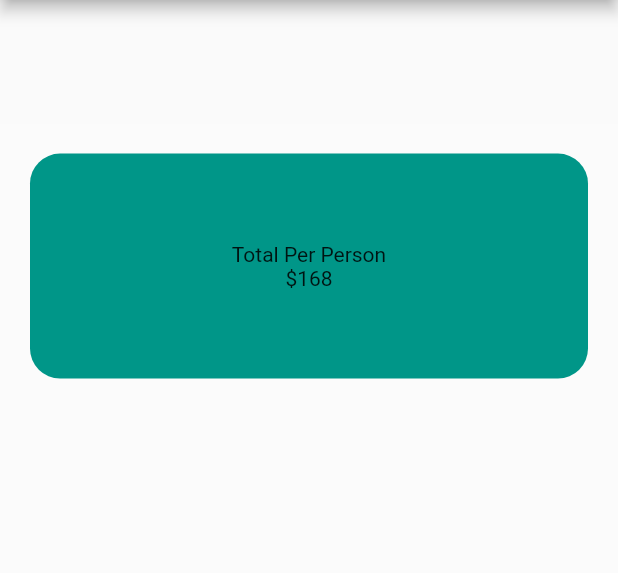
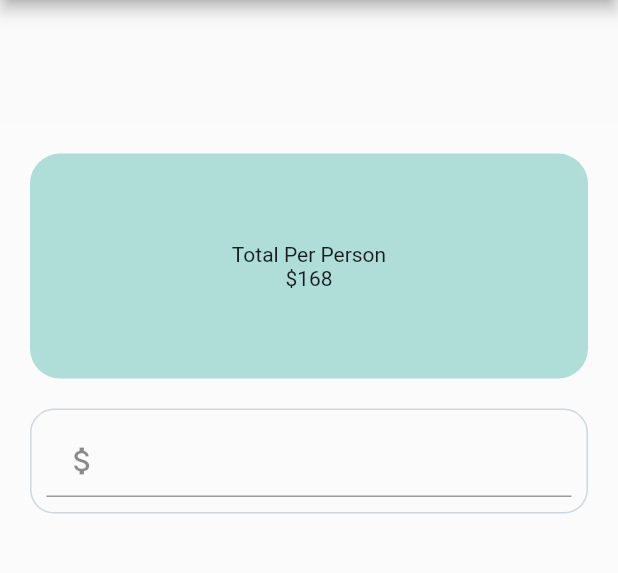
Before and after one commit to FahimMuntashir/tip-calculator, a Flutter app: the screen it shows after launch, on a phone screen of 412 x 824 dp, the part 84-657 px from its top. Run offline on Flutter 3.47's test engine with Material 2 defaults, Android fonts, the phone set to English and light mode, and no system bars.

Commit message:
add textField

```diff
--- a/lib/main.dart
+++ b/lib/main.dart
@@ -1,3 +1,4 @@
+import 'package:flutter/cupertino.dart';
 import 'package:flutter/material.dart';
 
 void main() => runApp(MyApp());
@@ -29,7 +30,7 @@ class _TipCalculatorState extends State<TipCalculator> {
         centerTitle: true,
       ),
       body: Container(
-        margin: EdgeInsets.only(top: MediaQuery.of(context).size.height*.1),
+        margin: EdgeInsets.only(top: MediaQuery.of(context).size.height * .1),
         color: Colors.white10,
         alignment: Alignment.center,
         child: ListView(
@@ -37,25 +38,57 @@ class _TipCalculatorState extends State<TipCalculator> {
           padding: EdgeInsets.all(20.0),
           children: <Widget>[
             Container(
-              height: 150,
-              width: 150,
+                height: 150,
+                width: 150,
+                decoration: BoxDecoration(
+                  borderRadius: BorderRadius.circular(20.0),
+                  color: Colors.teal.withOpacity(.3),
+                ),
+                child: Center(
+                  child: Column(
+                    mainAxisAlignment: MainAxisAlignment.center,
+                    children: <Widget>[
+                      Text('Total Per Person'),
+                      Text('\$168'),
+                    ],
+                  ),
+                ),),
+            Container(
+              margin: EdgeInsets.only(top: 20.0),
+              padding: EdgeInsets.all(10.0),
               decoration: BoxDecoration(
-                borderRadius: BorderRadius.circular(20.0),
-                color: Colors.teal,
+                color: Colors.transparent,
+                border: Border.all(
+                  color: Colors.blueGrey.shade100,
+                  style: BorderStyle.solid,
+                ),
+                borderRadius: BorderRadius.circular(16.0),
 
               ),
               child: Column(
-                mainAxisAlignment: MainAxisAlignment.center,
+                children: <Widget>[
+                  TextField(
+                    keyboardType:TextInputType.numberWithOptions(decimal: true) ,
+                    style: TextStyle(color: Colors.teal),
+                    decoration: InputDecoration(
+//                      prefixText: ('Bill Amount'),
+                      prefixIcon: Icon(Icons.attach_money),
+                    ),
+                    onChanged: (String value){
+                      try{
+                        __billAmount = double.parse(value);
+                      }
+                      catch(exception){
+                        __billAmount = 0.0;
+                      }
+                    },
 
-                children: <Widget>[
-                  Text('Total Per Person'),
-                  Text('\$168'),
+                  ),
                 ],
-              )
+              ),
             ),
           ],
         ),
-
       ),
     );
   }
```
